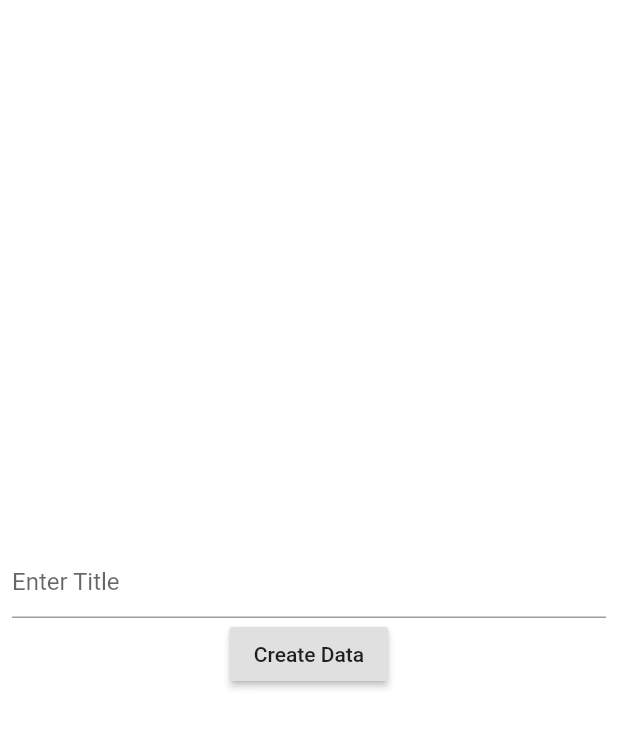
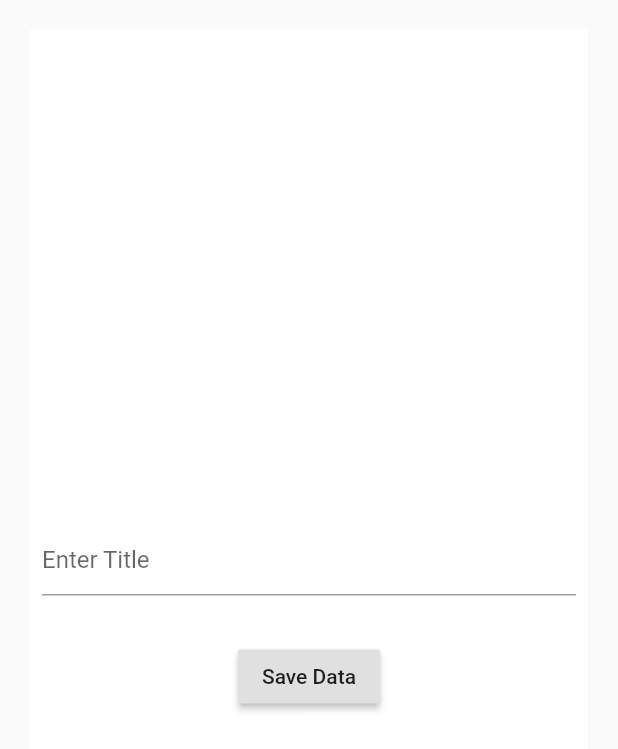
Before and after one commit to dibyenduconsole/Flutter_LoginWith_REST_API, a Flutter app: the screen it shows after launch, on a phone screen of 412 x 824 dp. Shown: the top 749 px of the screen. Run offline on Flutter 3.47's test engine with Material 2 defaults, Android fonts, the phone set to English and light mode, and no system bars; our stand-ins replace connectivity.

```diff
--- a/lib/app_screen/login_page.dart
+++ b/lib/app_screen/login_page.dart
@@ -67,6 +67,7 @@ class _LoginPageSate extends State<LoginPage> {
     // TODO: implement build
     return Scaffold(
       body: Container(
+        margin: EdgeInsets.all(20.0),
         color: Colors.white,
         alignment: Alignment.center,
         padding: const EdgeInsets.all(8.0),
@@ -78,8 +79,9 @@ class _LoginPageSate extends State<LoginPage> {
                     controller: _controller,
                     decoration: InputDecoration(hintText: 'Enter Title'),
                   ),
+                  SizedBox(height: 30.0,),
                   RaisedButton(
-                    child: Text('Create Data'),
+                    child: Text('Save Data'),
                     onPressed: () {
                       callAPI();
                     },
```
